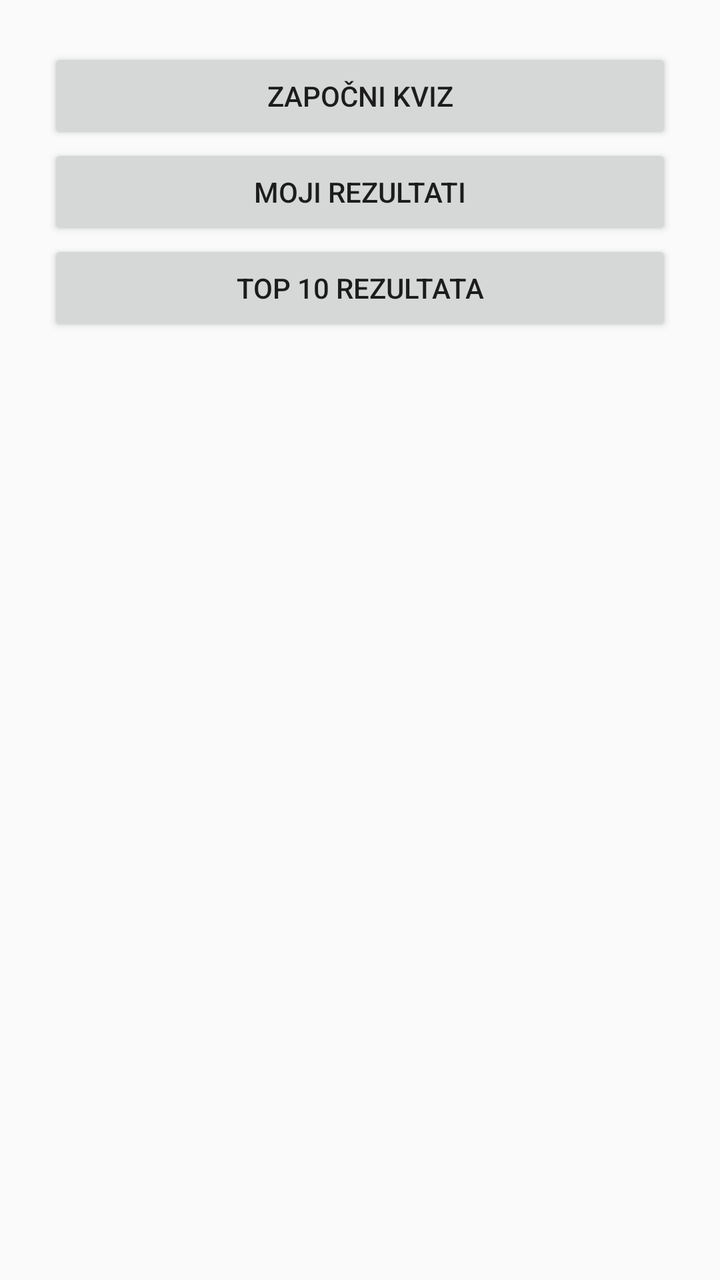
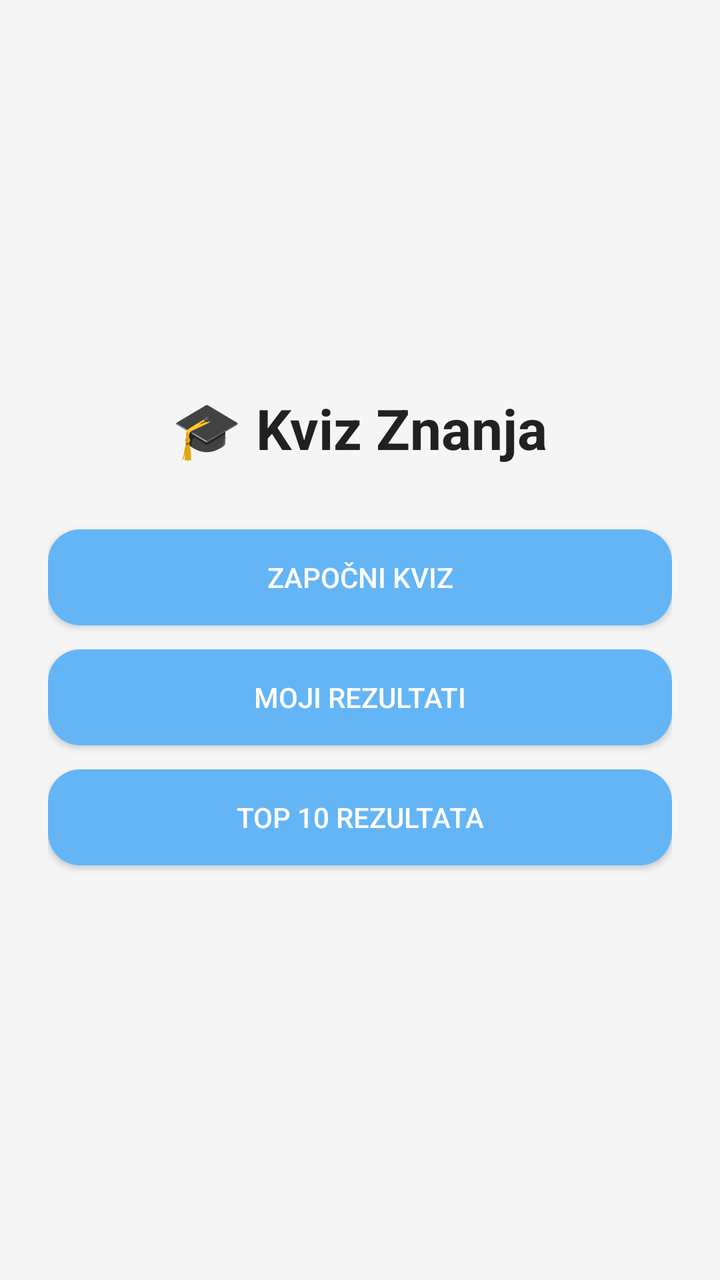

The first picture is an Android layout as it rendered before a commit; the second is the same layout after the commit. The layout source and the unified diff follow.
<!-- AndroidManifest.xml: application theme Theme.AppCompat.Light.NoActionBar -->
<!-- res/layout/activity_main_menu.xml -->
<?xml version="1.0" encoding="utf-8"?>
<LinearLayout xmlns:android="http://schemas.android.com/apk/res/android"
    android:orientation="vertical"
    android:padding="24dp"
    android:layout_width="match_parent"
    android:layout_height="match_parent">

    <Button
        android:id="@+id/startQuizBtn"
        android:text="Započni kviz"
        android:layout_width="match_parent"
        android:layout_height="wrap_content"/>

    <Button
        android:id="@+id/myResultsBtn"
        android:text="Moji rezultati"
        android:layout_width="match_parent"
        android:layout_height="wrap_content"/>

    <Button
        android:id="@+id/topResultsBtn"
        android:text="Top 10 rezultata"
        android:layout_width="match_parent"
        android:layout_height="wrap_content"/>
</LinearLayout>
<!-- resources referenced by this layout -->
<resources>

</resources>

<!-- the commit's change to res/layout/activity_main_menu.xml (unified diff, before → after) -->
@@ -1,25 +1,46 @@
 <?xml version="1.0" encoding="utf-8"?>
 <LinearLayout xmlns:android="http://schemas.android.com/apk/res/android"
     android:orientation="vertical"
+    android:gravity="center"
     android:padding="24dp"
     android:layout_width="match_parent"
-    android:layout_height="match_parent">
+    android:layout_height="match_parent"
+    android:background="#F5F5F5">
+
+    <TextView
+        android:text="🎓 Kviz Znanja"
+        android:textSize="28sp"
+        android:textStyle="bold"
+        android:textColor="#212121"
+        android:layout_width="wrap_content"
+        android:layout_height="wrap_content"
+        android:layout_marginBottom="32dp"/>
 
     <Button
         android:id="@+id/startQuizBtn"
         android:text="Započni kviz"
+        android:textColor="@android:color/white"
+        android:background="@drawable/button"
         android:layout_width="match_parent"
-        android:layout_height="wrap_content"/>
+        android:layout_height="wrap_content"
+        android:layout_marginBottom="12dp"/>
+
 
     <Button
         android:id="@+id/myResultsBtn"
         android:text="Moji rezultati"
+        android:textColor="@android:color/white"
+        android:background="@drawable/button"
         android:layout_width="match_parent"
-        android:layout_height="wrap_content"/>
+        android:layout_height="wrap_content"
+        android:layout_marginBottom="12dp"/>
 
     <Button
         android:id="@+id/topResultsBtn"
         android:text="Top 10 rezultata"
+        android:textColor="@android:color/white"
+        android:background="@drawable/button"
         android:layout_width="match_parent"
-        android:layout_height="wrap_content"/>
+        android:layout_height="wrap_content"
+        android:layout_marginBottom="12dp"/>
 </LinearLayout>
<!-- resource entries referenced after the edit -->
@@ -1,5 +1,25 @@
 <!-- resources referenced by this layout -->
 <resources>
-
+  <!-- drawable button (drawable) -->
+  <?xml version="1.0" encoding="utf-8"?>
+  <selector xmlns:android="http://schemas.android.com/apk/res/android">
+  
+      
+      <item android:state_pressed="true">
+          <shape android:shape="rectangle">
+              <solid android:color="#1976D2"/>
+              <corners android:radius="16dp"/>
+          </shape>
+      </item>
+  
+      
+      <item>
+          <shape android:shape="rectangle">
+              <solid android:color="#64B5F6"/>
+              <corners android:radius="16dp"/>
+          </shape>
+      </item>
+  
+  </selector>
 </resources>
 
